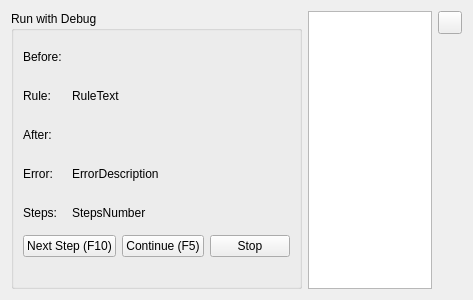
The window that YAD-Studio/Widgets/DebugRunWidget.ui (Yad-Studio/YAD-Studio) describes before a commit, drawn with Qt 5.
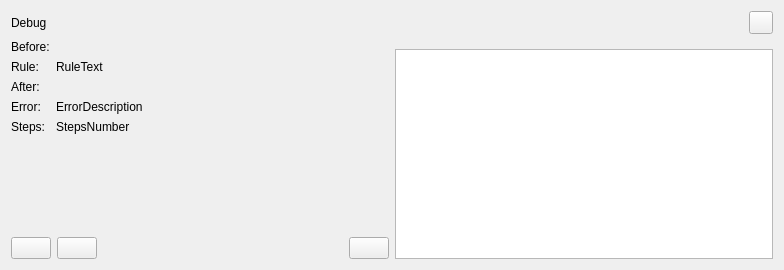
The same window after the commit. Custom widgets are drawn as their Qt base class.

Commit message: DebugWidget design

What changed in the file:
```diff
--- a/YAD-Studio/Widgets/DebugRunWidget.ui
+++ b/YAD-Studio/Widgets/DebugRunWidget.ui
@@ -6,128 +6,244 @@
    <rect>
     <x>0</x>
     <y>0</y>
-    <width>473</width>
-    <height>300</height>
+    <width>784</width>
+    <height>270</height>
    </rect>
   </property>
   <property name="windowTitle">
    <string>Form</string>
   </property>
-  <layout class="QGridLayout" name="gridLayout_2">
-   <item row="0" column="0" rowspan="2">
-    <widget class="QGroupBox" name="title">
-     <property name="title">
-      <string>Run with Debug</string>
-     </property>
-     <layout class="QGridLayout" name="gridLayout">
-      <item row="1" column="1" colspan="3">
-       <widget class="MarkovWordWidget" name="inputWidget" native="true"/>
-      </item>
-      <item row="3" column="1" colspan="3">
-       <widget class="MarkovWordWidget" name="outputWidget" native="true"/>
-      </item>
-      <item row="7" column="0" colspan="4">
+  <layout class="QVBoxLayout" name="verticalLayout_3">
+   <item>
+    <layout class="QHBoxLayout" name="horizontalLayout">
+     <item>
+      <widget class="QLabel" name="title">
+       <property name="text">
+        <string>Debug</string>
+       </property>
+      </widget>
+     </item>
+     <item>
        <spacer name="horizontalSpacer">
         <property name="orientation">
          <enum>Qt::Horizontal</enum>
         </property>
         <property name="sizeHint" stdset="0">
          <size>
-          <width>290</width>
+         <width>40</width>
           <height>20</height>
          </size>
         </property>
        </spacer>
       </item>
-      <item row="2" column="0">
+     <item>
+      <widget class="QToolButton" name="closeButton"/>
+     </item>
+    </layout>
+   </item>
+   <item>
+    <layout class="QHBoxLayout" name="horizontalLayout_3" stretch="0,0">
+     <property name="rightMargin">
+      <number>0</number>
+     </property>
+     <item>
+      <layout class="QVBoxLayout" name="verticalLayout">
+       <property name="topMargin">
+        <number>0</number>
+       </property>
+       <property name="bottomMargin">
+        <number>0</number>
+       </property>
+       <item>
+        <layout class="QGridLayout" name="gridLayout">
+         <item row="0" column="0">
+          <widget class="QLabel" name="input">
+           <property name="text">
+            <string>Before:</string>
+           </property>
+          </widget>
+         </item>
+         <item row="1" column="0">
        <widget class="QLabel" name="rule">
         <property name="text">
          <string>Rule:</string>
         </property>
        </widget>
       </item>
-      <item row="5" column="0">
+         <item row="2" column="1">
+          <widget class="MarkovWordWidget" name="outputWidget" native="true">
+           <property name="sizePolicy">
+            <sizepolicy hsizetype="Expanding" vsizetype="Preferred">
+             <horstretch>0</horstretch>
+             <verstretch>0</verstretch>
+            </sizepolicy>
+           </property>
+          </widget>
+         </item>
+         <item row="0" column="1">
+          <widget class="MarkovWordWidget" name="inputWidget" native="true">
+           <property name="sizePolicy">
+            <sizepolicy hsizetype="Expanding" vsizetype="Preferred">
+             <horstretch>0</horstretch>
+             <verstretch>0</verstretch>
+            </sizepolicy>
+           </property>
+          </widget>
+         </item>
+         <item row="1" column="1">
+          <widget class="QLabel" name="ruleText">
+           <property name="sizePolicy">
+            <sizepolicy hsizetype="Expanding" vsizetype="Preferred">
+             <horstretch>0</horstretch>
+             <verstretch>0</verstretch>
+            </sizepolicy>
+           </property>
+           <property name="text">
+            <string>RuleText</string>
+           </property>
+          </widget>
+         </item>
+         <item row="2" column="0">
+          <widget class="QLabel" name="output">
+           <property name="text">
+            <string>After:</string>
+           </property>
+          </widget>
+         </item>
+         <item row="3" column="0">
+          <widget class="QLabel" name="error">
+           <property name="text">
+            <string>Error:</string>
+           </property>
+          </widget>
+         </item>
+         <item row="3" column="1">
+          <widget class="QLabel" name="errorDescription">
+           <property name="sizePolicy">
+            <sizepolicy hsizetype="Expanding" vsizetype="Preferred">
+             <horstretch>0</horstretch>
+             <verstretch>0</verstretch>
+            </sizepolicy>
+           </property>
+           <property name="text">
+            <string>ErrorDescription</string>
+           </property>
+          </widget>
+         </item>
+         <item row="4" column="0">
        <widget class="QLabel" name="steps">
         <property name="text">
          <string>Steps:</string>
         </property>
        </widget>
       </item>
-      <item row="1" column="0">
-       <widget class="QLabel" name="input">
+         <item row="4" column="1">
+          <widget class="QLabel" name="stepsNumber">
+           <property name="sizePolicy">
+            <sizepolicy hsizetype="Expanding" vsizetype="Preferred">
+             <horstretch>0</horstretch>
+             <verstretch>0</verstretch>
+            </sizepolicy>
+           </property>
         <property name="text">
-         <string>Before:</string>
+            <string>StepsNumber</string>
         </property>
        </widget>
       </item>
-      <item row="6" column="0" colspan="2">
+        </layout>
+       </item>
+       <item>
+        <spacer name="verticalSpacer">
+         <property name="orientation">
+          <enum>Qt::Vertical</enum>
+         </property>
+         <property name="sizeType">
+          <enum>QSizePolicy::MinimumExpanding</enum>
+         </property>
+         <property name="sizeHint" stdset="0">
+          <size>
+           <width>20</width>
+           <height>10</height>
+          </size>
+         </property>
+        </spacer>
+       </item>
+       <item>
+        <layout class="QHBoxLayout" name="horizontalLayout_2">
+         <item>
        <widget class="QPushButton" name="nextButton">
-        <property name="text">
-         <string>Next Step (F10)</string>
-        </property>
-       </widget>
-      </item>
-      <item row="4" column="1" colspan="3">
-       <widget class="QLabel" name="errorDescription">
+           <property name="toolTip">
+            <string>Continue to next rule (F10)</string>
+           </property>
         <property name="text">
-         <string>ErrorDescription</string>
+            <string/>
         </property>
        </widget>
       </item>
-      <item row="6" column="2">
+         <item>
        <widget class="QPushButton" name="continueButton">
         <property name="text">
-         <string>Continue (F5)</string>
+            <string/>
         </property>
        </widget>
       </item>
-      <item row="3" column="0">
-       <widget class="QLabel" name="output">
-        <property name="text">
-         <string>After:</string>
-        </property>
-       </widget>
-      </item>
-      <item row="6" column="3">
+         <item>
+          <spacer name="horizontalSpacer_2">
+           <property name="orientation">
+            <enum>Qt::Horizontal</enum>
+           </property>
+           <property name="sizeHint" stdset="0">
+            <size>
+             <width>40</width>
+             <height>20</height>
+            </size>
+           </property>
+          </spacer>
+         </item>
+         <item>
        <widget class="QPushButton" name="stopButton">
-        <property name="text">
-         <string>Stop</string>
-        </property>
-       </widget>
-      </item>
-      <item row="2" column="1" colspan="3">
-       <widget class="QLabel" name="ruleText">
+           <property name="toolTip">
+            <string>Stop Debug</string>
+           </property>
         <property name="text">
-         <string>RuleText</string>
+            <string/>
         </property>
        </widget>
       </item>
-      <item row="5" column="1" colspan="2">
-       <widget class="QLabel" name="stepsNumber">
-        <property name="text">
-         <string>StepsNumber</string>
-        </property>
-       </widget>
-      </item>
-      <item row="4" column="0">
-       <widget class="QLabel" name="error">
-        <property name="text">
-         <string>Error:</string>
-        </property>
-       </widget>
-      </item>
-     </layout>
-    </widget>
-   </item>
-   <item row="0" column="1" rowspan="2">
+        </layout>
+       </item>
+      </layout>
+     </item>
+     <item>
+      <layout class="QVBoxLayout" name="verticalLayout_2">
+       <property name="spacing">
+        <number>0</number>
+       </property>
+       <property name="topMargin">
+        <number>9</number>
+       </property>
+       <item>
     <widget class="QTextEdit" name="debugLog">
+         <property name="sizePolicy">
+          <sizepolicy hsizetype="Expanding" vsizetype="Minimum">
+           <horstretch>0</horstretch>
+           <verstretch>0</verstretch>
+          </sizepolicy>
+         </property>
+         <property name="undoRedoEnabled">
+          <bool>false</bool>
+         </property>
+         <property name="lineWrapMode">
+          <enum>QTextEdit::NoWrap</enum>
+         </property>
      <property name="readOnly">
       <bool>true</bool>
      </property>
     </widget>
    </item>
-   <item row="0" column="2">
-    <widget class="QToolButton" name="closeButton"/>
+      </layout>
+     </item>
+    </layout>
    </item>
   </layout>
  </widget>
```
Left out of the diff: 3 changed lines with no effect on the pictures. Lines whose indentation alone changed are shown as unchanged. The commit also changes 25 other files.
